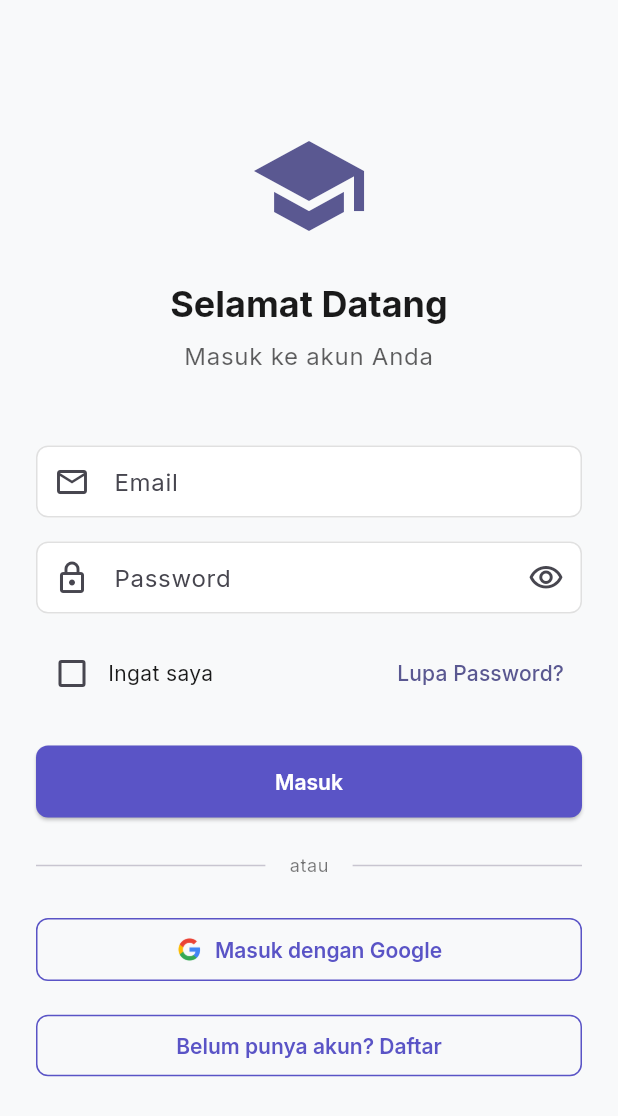
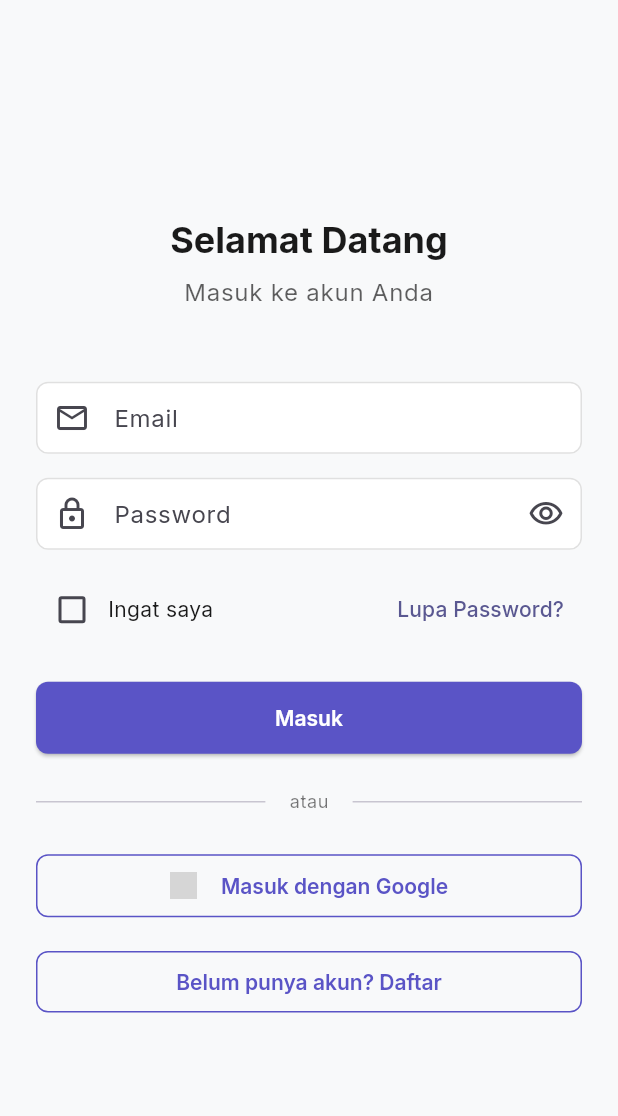
Before and after one commit to raaflii/Mobile-Education-Platform, a Flutter app: the LoginScreen screen opened by its route, on a phone screen of 412 x 824 dp. Shown: the top 1116 px of the screen. Run offline on Flutter 3.47's test engine with Material 3 defaults, Android fonts, the phone set to English and light mode, and no system bars; our stand-ins replace cloud_firestore, dartz, firebase_auth, firebase_core, flutter_riverpod, freezed_annotation and 4 more; accounts and stored records are empty; network calls fail; grey boxes are pictures that could not be loaded.

Commit message:
update button google, etc

```diff
--- a/lib/features/auth/presentation/screens/login_screen.dart
+++ b/lib/features/auth/presentation/screens/login_screen.dart
@@ -66,7 +66,6 @@ class _LoginScreenState extends ConsumerState<LoginScreen> {
     ref.listen<AuthState>(authNotifierProvider, (previous, next) {
       next.when(
         initial: () {
-          // Handle password reset success
           if (previous != null &&
               previous.maybeWhen(loading: () => true, orElse: () => false)) {
             ScaffoldMessenger.of(context).showSnackBar(
@@ -85,7 +84,7 @@ class _LoginScreenState extends ConsumerState<LoginScreen> {
               backgroundColor: Colors.green,
             ),
           );
-          // Navigate based on user role
+
           if (user.role == UserRole.teacher) {
             Navigator.of(context).pushReplacementNamed('/teacher-dashboard');
           } else {
@@ -105,24 +104,14 @@ class _LoginScreenState extends ConsumerState<LoginScreen> {
 
     return Scaffold(
       body: SafeArea(
-        child: SingleChildScrollView(
+        child: Padding(
           padding: const EdgeInsets.all(24.0),
           child: Form(
             key: _formKey,
             child: Column(
+              mainAxisAlignment: MainAxisAlignment.center,
               crossAxisAlignment: CrossAxisAlignment.stretch,
               children: [
-                const SizedBox(height: 60),
-
-                // App Logo/Icon (Optional)
-                Icon(
-                  Icons.school,
-                  size: 80,
-                  color: Theme.of(context).primaryColor,
-                ),
-                const SizedBox(height: 24),
-
-                // Title
                 Text(
                   'Selamat Datang',
                   style: Theme.of(context).textTheme.displaySmall,
@@ -269,24 +258,25 @@ class _LoginScreenState extends ConsumerState<LoginScreen> {
                 ),
                 const SizedBox(height: 24),
 
-                OutlinedButton.icon(
+                OutlinedButton(
                   onPressed: authState.maybeWhen(
                     loading: () => null,
                     orElse: () => _handleGoogleSignIn,
                   ),
-                  icon: authState.maybeWhen(
-                    loading: () => const SizedBox(
-                      height: 20,
-                      width: 20,
-                      child: CircularProgressIndicator(strokeWidth: 2),
-                    ),
-                    orElse: () => Image.asset(
-                      'assets/images/google-logo.png',
-                      height: 18,
-                      width: 18,
-                    ),
+
+                  child: Row(
+                    mainAxisAlignment: MainAxisAlignment.center,
+                    children: [
+                      Image.network(
+                        'https://www.gstatic.com/marketing-cms/assets/images/d5/dc/cfe9ce8b4425b410b49b7f2dd3f3/g.webp=s48-fcrop64=1,00000000ffffffff-rw',
+                        width: 18,
+                        height: 18,
+                        fit: BoxFit.cover,
+                      ),
+                      const SizedBox(width: 16),
+                      const Text('Masuk dengan Google'),
+                    ],
                   ),
-                  label: const Text('Masuk dengan Google'),
                 ),
                 const SizedBox(height: 16),
 
```
